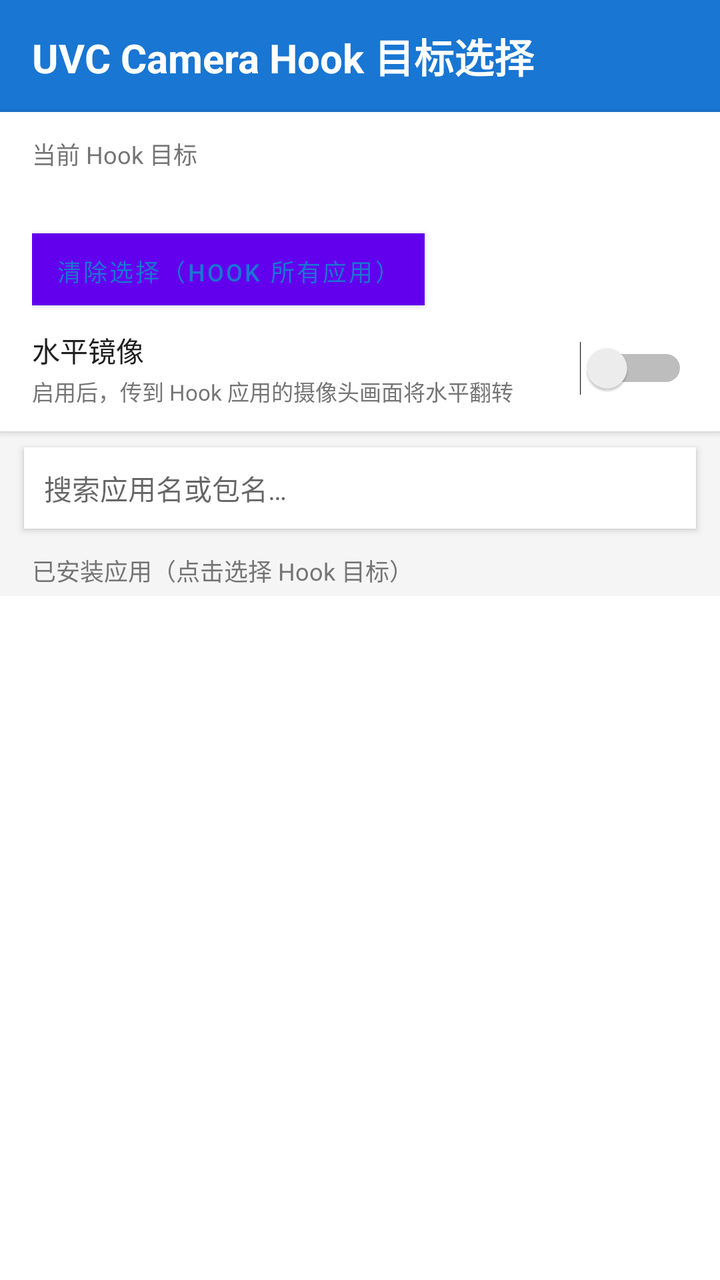
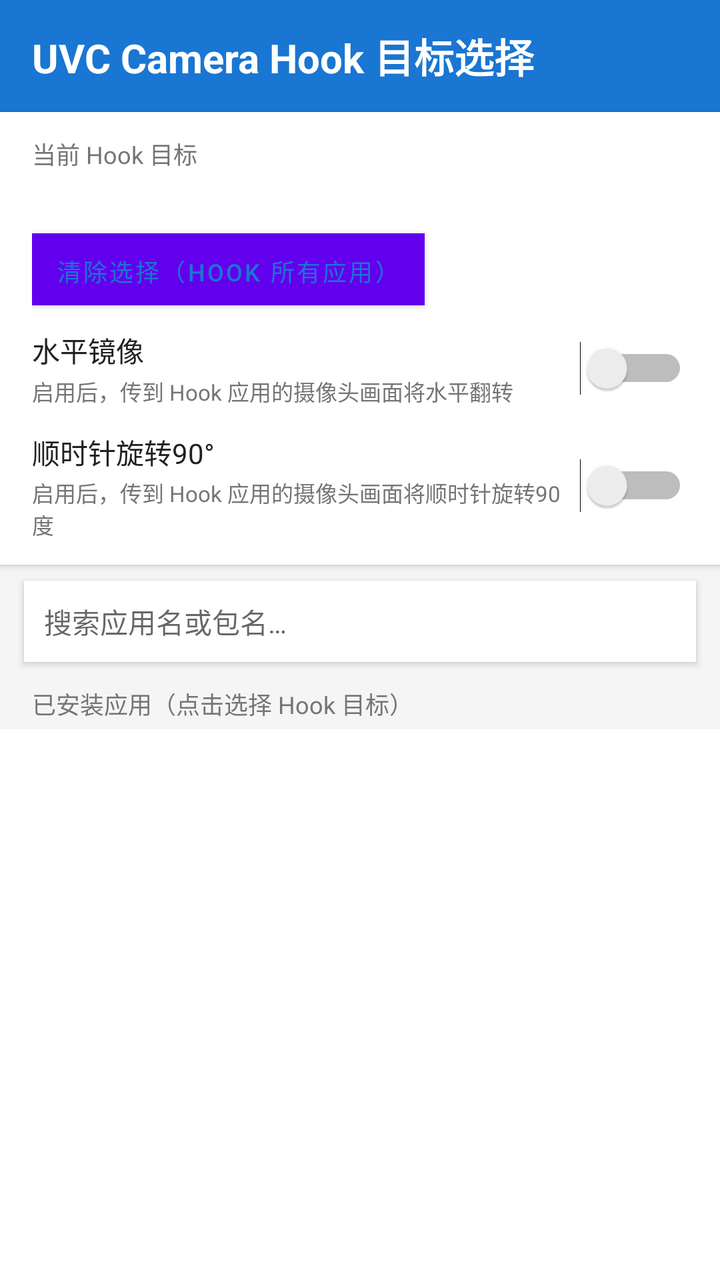

An Android layout rendered at two revisions. The XML below is the earlier revision; the diff shows what the commit changed to produce the second picture.
<!-- AndroidManifest.xml: fallback theme Theme.MaterialComponents.DayNight.NoActionBar -->
<!-- res/layout/activity_main.xml -->
<?xml version="1.0" encoding="utf-8"?>
<FrameLayout xmlns:android="http://schemas.android.com/apk/res/android"
    android:layout_width="match_parent"
    android:layout_height="match_parent">

    <LinearLayout
        android:layout_width="match_parent"
        android:layout_height="match_parent"
        android:orientation="vertical"
        android:background="#F5F5F5">

        
        <LinearLayout
            android:layout_width="match_parent"
            android:layout_height="56dp"
            android:background="#1976D2"
            android:gravity="center_vertical"
            android:paddingLeft="16dp"
            android:paddingRight="16dp">

            <TextView
                android:layout_width="wrap_content"
                android:layout_height="wrap_content"
                android:text="@string/app_title"
                android:textColor="#FFFFFF"
                android:textSize="20sp"
                android:textStyle="bold" />
        </LinearLayout>

        
        <LinearLayout
            android:layout_width="match_parent"
            android:layout_height="wrap_content"
            android:background="#FFFFFF"
            android:orientation="vertical"
            android:paddingLeft="16dp"
            android:paddingRight="16dp"
            android:paddingTop="12dp"
            android:paddingBottom="12dp"
            android:elevation="2dp">

            <TextView
                android:layout_width="wrap_content"
                android:layout_height="wrap_content"
                android:text="@string/current_selection_label"
                android:textColor="#757575"
                android:textSize="12sp" />

            <TextView
                android:id="@+id/tv_current_target"
                android:layout_width="match_parent"
                android:layout_height="wrap_content"
                android:layout_marginTop="4dp"
                android:textColor="#212121"
                android:textSize="14sp" />

            <Button
                android:id="@+id/btn_clear"
                android:layout_width="wrap_content"
                android:layout_height="36dp"
                android:layout_marginTop="8dp"
                android:text="@string/btn_hook_all"
                android:textSize="12sp"
                android:background="#E3F2FD"
                android:textColor="#1976D2"
                android:paddingLeft="12dp"
                android:paddingRight="12dp" />

            
            <LinearLayout
                android:layout_width="match_parent"
                android:layout_height="wrap_content"
                android:layout_marginTop="12dp"
                android:gravity="center_vertical"
                android:orientation="horizontal">

                <LinearLayout
                    android:layout_width="0dp"
                    android:layout_height="wrap_content"
                    android:layout_weight="1"
                    android:orientation="vertical">

                    <TextView
                        android:layout_width="wrap_content"
                        android:layout_height="wrap_content"
                        android:text="@string/mirror_horizontal_label"
                        android:textColor="#212121"
                        android:textSize="14sp" />

                    <TextView
                        android:layout_width="wrap_content"
                        android:layout_height="wrap_content"
                        android:layout_marginTop="2dp"
                        android:text="@string/mirror_horizontal_desc"
                        android:textColor="#757575"
                        android:textSize="11sp" />

                </LinearLayout>

                <Switch
                    android:id="@+id/switch_mirror"
                    android:layout_width="wrap_content"
                    android:layout_height="wrap_content"
                    android:layout_marginStart="8dp" />

            </LinearLayout>
        </LinearLayout>

        
        <EditText
            android:id="@+id/et_search"
            android:layout_width="match_parent"
            android:layout_height="wrap_content"
            android:layout_marginLeft="12dp"
            android:layout_marginRight="12dp"
            android:layout_marginTop="8dp"
            android:layout_marginBottom="4dp"
            android:background="#FFFFFF"
            android:hint="@string/search_hint"
            android:padding="10dp"
            android:textSize="14sp"
            android:inputType="text"
            android:imeOptions="actionSearch"
            android:elevation="2dp" />

        
        <TextView
            android:layout_width="wrap_content"
            android:layout_height="wrap_content"
            android:layout_marginLeft="16dp"
            android:layout_marginTop="8dp"
            android:layout_marginBottom="4dp"
            android:text="@string/installed_apps_label"
            android:textColor="#757575"
            android:textSize="12sp" />

        
        <ListView
            android:id="@+id/list_view"
            android:layout_width="match_parent"
            android:layout_height="0dp"
            android:layout_weight="1"
            android:background="#FFFFFF"
            android:divider="#E0E0E0"
            android:dividerHeight="1dp" />

    </LinearLayout>

    
    <FrameLayout
        android:id="@+id/loading_overlay"
        android:layout_width="match_parent"
        android:layout_height="match_parent"
        android:background="#88FFFFFF"
        android:visibility="gone">

        <ProgressBar
            android:layout_width="48dp"
            android:layout_height="48dp"
            android:layout_gravity="center" />

        <TextView
            android:layout_width="wrap_content"
            android:layout_height="wrap_content"
            android:layout_gravity="center"
            android:layout_marginTop="72dp"
            android:text="@string/loading_apps"
            android:textColor="#616161"
            android:textSize="14sp" />
    </FrameLayout>

</FrameLayout>
<!-- resources referenced by this layout -->
<resources>
  <string name="app_title">UVC Camera Hook 目标选择</string>
  <string name="btn_hook_all">清除选择（Hook 所有应用）</string>
  <string name="current_selection_label">当前 Hook 目标</string>
  <string name="installed_apps_label">已安装应用（点击选择 Hook 目标）</string>
  <string name="loading_apps">正在加载应用列表…</string>
  <string name="mirror_horizontal_desc">启用后，传到 Hook 应用的摄像头画面将水平翻转</string>
  <string name="mirror_horizontal_label">水平镜像</string>
  <string name="search_hint">搜索应用名或包名…</string>
</resources>

<!-- the commit's change to res/layout/activity_main.xml (unified diff, before → after) -->
@@ -104,6 +104,45 @@
                     android:layout_marginStart="8dp" />
 
             </LinearLayout>
+
+            
+            <LinearLayout
+                android:layout_width="match_parent"
+                android:layout_height="wrap_content"
+                android:layout_marginTop="12dp"
+                android:gravity="center_vertical"
+                android:orientation="horizontal">
+
+                <LinearLayout
+                    android:layout_width="0dp"
+                    android:layout_height="wrap_content"
+                    android:layout_weight="1"
+                    android:orientation="vertical">
+
+                    <TextView
+                        android:layout_width="wrap_content"
+                        android:layout_height="wrap_content"
+                        android:text="@string/rotate_cw90_label"
+                        android:textColor="#212121"
+                        android:textSize="14sp" />
+
+                    <TextView
+                        android:layout_width="wrap_content"
+                        android:layout_height="wrap_content"
+                        android:layout_marginTop="2dp"
+                        android:text="@string/rotate_cw90_desc"
+                        android:textColor="#757575"
+                        android:textSize="11sp" />
+
+                </LinearLayout>
+
+                <Switch
+                    android:id="@+id/switch_rotate_cw90"
+                    android:layout_width="wrap_content"
+                    android:layout_height="wrap_content"
+                    android:layout_marginStart="8dp" />
+
+            </LinearLayout>
         </LinearLayout>
 
         
<!-- resource entries referenced after the edit -->
@@ -7,6 +7,8 @@
   <string name="loading_apps">正在加载应用列表…</string>
   <string name="mirror_horizontal_desc">启用后，传到 Hook 应用的摄像头画面将水平翻转</string>
   <string name="mirror_horizontal_label">水平镜像</string>
+  <string name="rotate_cw90_desc">启用后，传到 Hook 应用的摄像头画面将顺时针旋转90度</string>
+  <string name="rotate_cw90_label">顺时针旋转90°</string>
   <string name="search_hint">搜索应用名或包名…</string>
 </resources>
 
